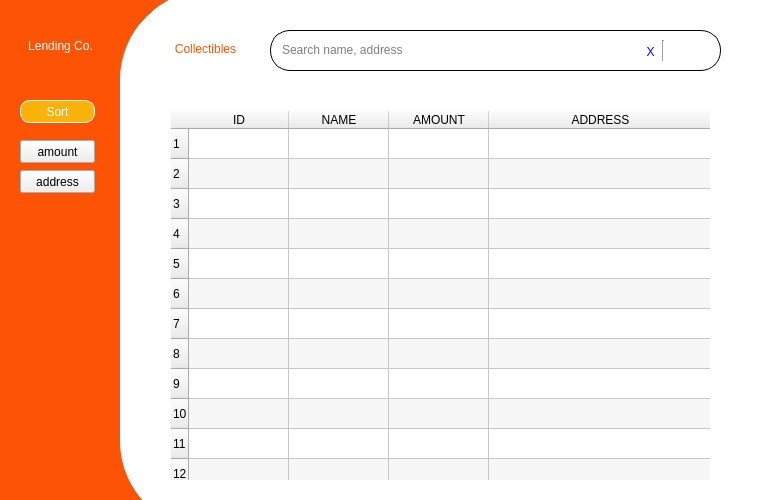
Above: UI File/collectibles.ui from edenroseFR/Personalized-Lending-System before the change. Below: the same form after it.
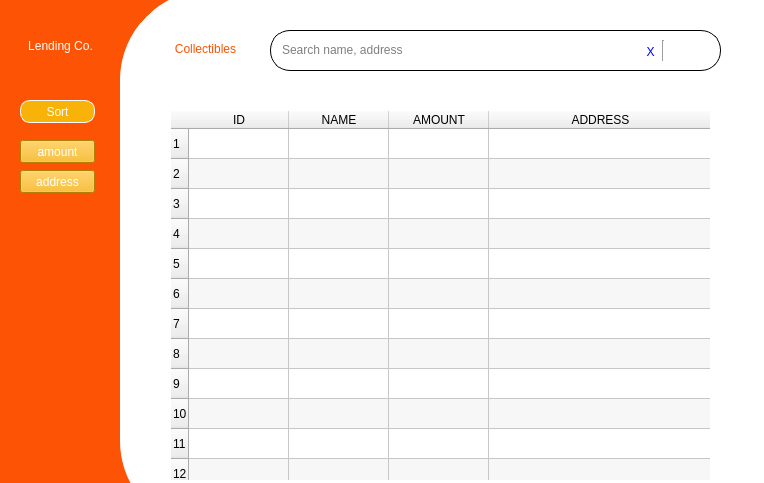
That is the form after the change. Icons and pictures are not drawn.

Diff of the .ui file:
```diff
--- a/UI File/collectibles.ui
+++ b/UI File/collectibles.ui
@@ -7,7 +7,7 @@
     <x>0</x>
     <y>0</y>
     <width>764</width>
-    <height>500</height>
+    <height>483</height>
    </rect>
   </property>
   <property name="windowTitle">
@@ -360,6 +360,16 @@
        <height>23</height>
       </rect>
      </property>
+     <property name="styleSheet">
+      <string notr="true">#amountButton{
+color: white;
+background-color: #f9b208;
+
+}
+#amountButton:hover{
+background-color:rgb(255, 131, 89);
+}</string>
+     </property>
      <property name="text">
       <string>amount</string>
      </property>
@@ -373,6 +383,16 @@
        <height>23</height>
       </rect>
      </property>
+     <property name="styleSheet">
+      <string notr="true">#addressButton{
+color: white;
+background-color: #f9b208;
+
+}
+#addressButton:hover{
+background-color:rgb(255, 131, 89);
+}</string>
+     </property>
      <property name="text">
       <string>address</string>
      </property>
```
Left out of the diff: 15 changed lines with no effect on the pictures.
